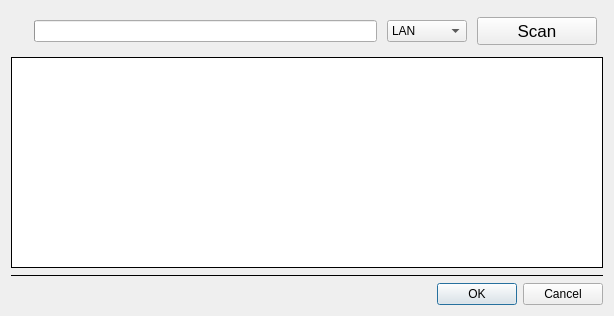
Above: source/widget/megainterface.ui from ww4u/mct-t4 before the change. Below: the same form after it.
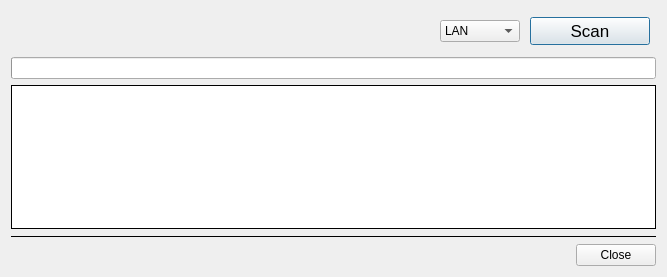
That is the form after the change. Icons and pictures are not drawn.

Diff of the .ui file:
```diff
--- a/source/widget/megainterface.ui
+++ b/source/widget/megainterface.ui
@@ -6,8 +6,8 @@
    <rect>
     <x>0</x>
     <y>0</y>
-    <width>614</width>
-    <height>316</height>
+    <width>667</width>
+    <height>277</height>
    </rect>
   </property>
   <property name="sizePolicy">
@@ -56,19 +56,6 @@
        </property>
       </widget>
      </item>
-     <item>
-      <widget class="QProgressBar" name="progressBar">
-       <property name="value">
-        <number>0</number>
-       </property>
-       <property name="textVisible">
-        <bool>false</bool>
-       </property>
-       <property name="invertedAppearance">
-        <bool>false</bool>
-       </property>
-      </widget>
-     </item>
      <item>
       <widget class="QComboBox" name="comboBox_DevType">
        <property name="sizePolicy">
@@ -147,6 +134,19 @@
      </item>
     </layout>
    </item>
+   <item>
+    <widget class="QProgressBar" name="progressBar">
+     <property name="value">
+      <number>0</number>
+     </property>
+     <property name="textVisible">
+      <bool>false</bool>
+     </property>
+     <property name="invertedAppearance">
+      <bool>false</bool>
+     </property>
+    </widget>
+   </item>
    <item>
     <widget class="QTableView" name="tableView">
      <property name="font">
@@ -246,7 +246,7 @@
    <item>
     <widget class="QDialogButtonBox" name="buttonBox">
      <property name="standardButtons">
-      <set>QDialogButtonBox::Cancel|QDialogButtonBox::Ok</set>
+      <set>QDialogButtonBox::Close</set>
      </property>
     </widget>
    </item>
```
